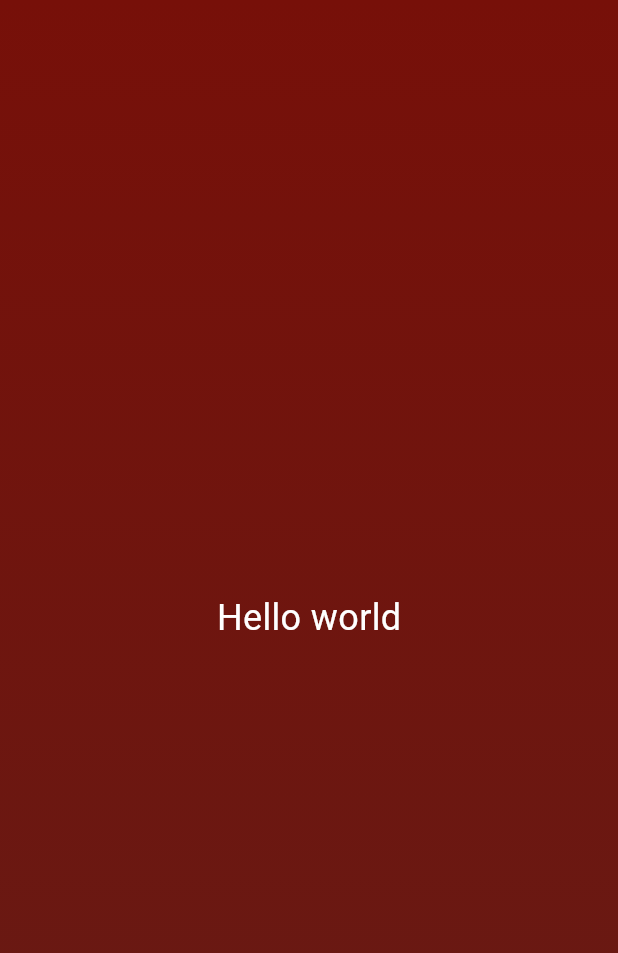
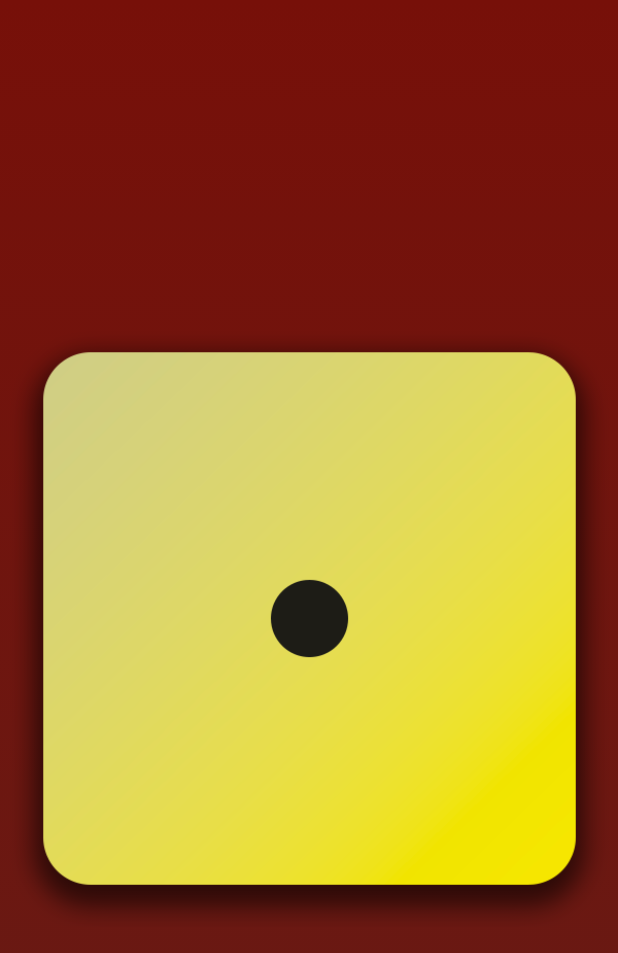
Before and after one commit to carrington-115/flutter-course, a Flutter app: the screen it shows after launch, on a phone screen of 412 x 824 dp. Shown: the top 953 px of the screen. Run offline on Flutter 3.47's test engine with Material 3 defaults, Android fonts, the phone set to English and light mode, and no system bars.

Commit message:
updated the assets file updated the pubspec.yaml file added an image using the Image widget

```diff
--- a/lib/gradient_container.dart
+++ b/lib/gradient_container.dart
@@ -1,5 +1,5 @@
 import "package:flutter/material.dart";
-import "package:intro_to_dart_and_flutter/basic_text.dart";
+// import "package:intro_to_dart_and_flutter/basic_text.dart";
 
 // variables
 const startAlign = Alignment.topCenter;
@@ -19,7 +19,7 @@ class GradientContainer extends StatelessWidget {
           end: endAlign,
         ),
       ),
-      child: const Center(child: BasicText("Hello world")),
+      child: Center(child: Image.asset('assets/images/dice-1.png')),
     );
   }
 }
```
Also changed, not shown: assets/images/dice-1.png (renamed from assets/images/dice-images/dice-images/dice-1.png), assets/images/dice-2.png (renamed from assets/images/dice-images/dice-images/dice-2.png), assets/images/dice-3.png (renamed from assets/images/dice-images/dice-images/dice-3.png), assets/images/dice-4.png (renamed from assets/images/dice-images/dice-images/dice-4.png), assets/images/dice-5.png (renamed from assets/images/dice-images/dice-images/dice-5.png), assets/images/dice-6.png (renamed from assets/images/dice-images/dice-images/dice-6.png).
